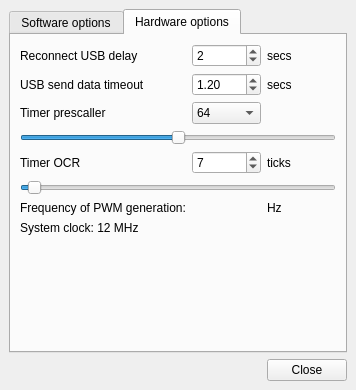
Before: the Qt Designer form AmbilightUSB_PC/src/mainwindow.ui in Atarity/Lightpack, drawn with Qt 5.
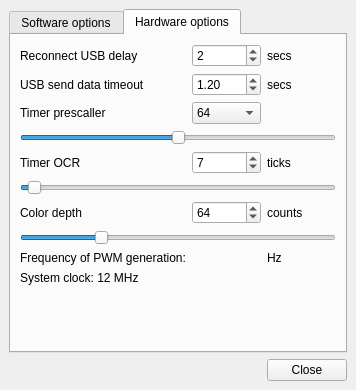
After: the same form once the commit is applied. The open tabs and pages were chosen to show the change. Icons and pictures are not drawn.

Commit message: MainWindow: add new hardware setting 'color depth'; ambilightUsb: new function setColorDepth to write color depth to device, in function updateColorsIfChanges added color depth divider;

What changed in the file:
```diff
--- a/AmbilightUSB_PC/src/mainwindow.ui
+++ b/AmbilightUSB_PC/src/mainwindow.ui
@@ -467,34 +467,86 @@
             </property>
            </widget>
           </item>
-          <item row="9" column="1">
+          <item row="10" column="1">
            <widget class="QLabel" name="label_PWM_Frequency">
             <property name="text">
              <string/>
             </property>
            </widget>
           </item>
-          <item row="9" column="2">
+          <item row="10" column="2">
            <widget class="QLabel" name="label_4">
             <property name="text">
              <string>Hz</string>
             </property>
            </widget>
           </item>
-          <item row="10" column="0" colspan="3">
+          <item row="11" column="0" colspan="3">
            <widget class="QLabel" name="label">
             <property name="text">
              <string>System clock: 12 MHz</string>
             </property>
            </widget>
           </item>
-          <item row="9" column="0">
+          <item row="10" column="0">
            <widget class="QLabel" name="label_2">
             <property name="text">
              <string>Frequency of PWM generation:</string>
             </property>
            </widget>
           </item>
+          <item row="6" column="0">
+           <widget class="QLabel" name="label_HW_ColorDepth">
+            <property name="toolTip">
+             <string>Sets the number of levels in PWM generation for each channel</string>
+            </property>
+            <property name="text">
+             <string>Color depth</string>
+            </property>
+           </widget>
+          </item>
+          <item row="7" column="0" colspan="3">
+           <widget class="QSlider" name="horizontalSlider_HW_ColorDepth">
+            <property name="minimum">
+             <number>2</number>
+            </property>
+            <property name="maximum">
+             <number>255</number>
+            </property>
+            <property name="pageStep">
+             <number>3</number>
+            </property>
+            <property name="value">
+             <number>64</number>
+            </property>
+            <property name="orientation">
+             <enum>Qt::Horizontal</enum>
+            </property>
+           </widget>
+          </item>
+          <item row="6" column="1">
+           <widget class="QSpinBox" name="spinBox_HW_ColorDepth">
+            <property name="minimum">
+             <number>2</number>
+            </property>
+            <property name="maximum">
+             <number>255</number>
+            </property>
+            <property name="singleStep">
+             <number>1</number>
+            </property>
+            <property name="value">
+             <number>64</number>
+            </property>
+           </widget>
+          </item>
+          <item row="6" column="2">
+           <widget class="QLabel" name="label_HW_ColorDepth_counts">
+            <property name="text">
+             <string>counts</string>
+            </property>
+           </widget>
+          </item>
          </layout>
         </item>
         <item>
```
Left out of the diff: 34 changed lines with no effect on the pictures. The commit also changes 7 other files.
